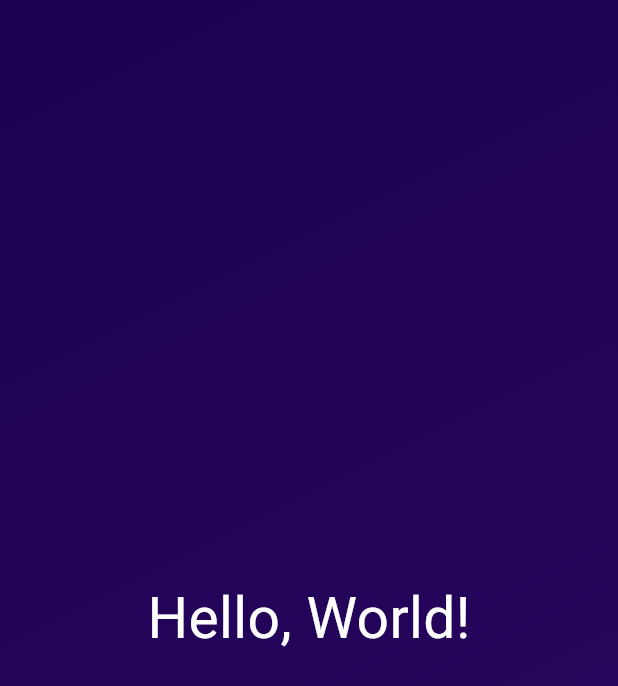
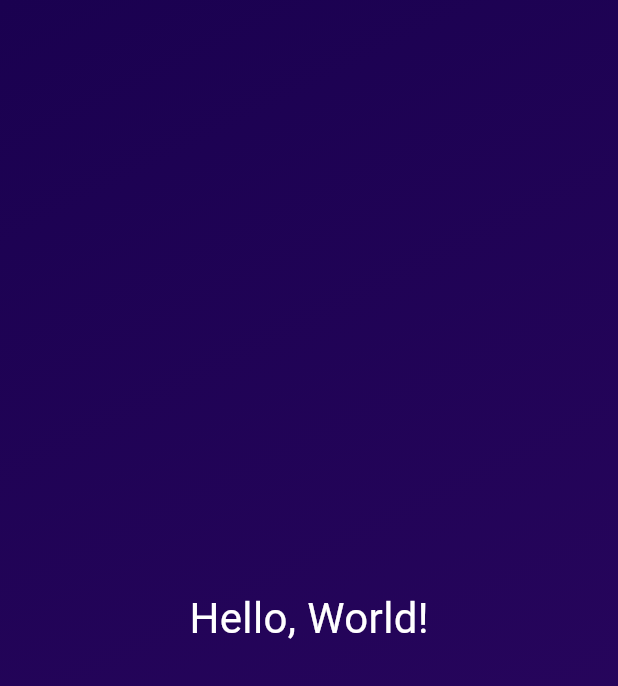
Before and after one commit to nehru35/Flutter-Dart---The-Complete-Guide-2023-Edition-, a Flutter app: the screen it shows after launch, on a phone screen of 412 x 824 dp. Shown: the top 686 px of the screen. Run offline on Flutter 3.47's test engine with Material 3 defaults, Android fonts, the phone set to English and light mode, and no system bars.

Commit message:
First exercise

```diff
--- /dev/null
+++ b/basics/lib/gradiente_container.dart
@@ -0,0 +1,24 @@
+import 'package:flutter/material.dart';
+import 'package:basics/style_text.dart';
+
+class GradienteContainer extends StatelessWidget {
+  const GradienteContainer({super.key});
+  @override
+  Widget build(context) {
+    return  Container(
+          decoration: const BoxDecoration(
+            gradient: LinearGradient(
+              colors: [
+                Color.fromARGB(255, 26, 1, 80),
+                Color.fromARGB(255, 45, 7, 98),
+              ],
+              begin: Alignment.topLeft,
+              end: Alignment.bottomRight,
+            )
+          ),
+          child: const Center(
+            child: StyleText(),
+          ),
+        );
+  }
+}
--- a/basics/lib/main.dart
+++ b/basics/lib/main.dart
@@ -1,38 +1,12 @@
 import 'package:flutter/material.dart';
+import 'package:basics/gradiente_container.dart';
 
 void main() {
   runApp(
-    MaterialApp(
+    const MaterialApp(
       home: Scaffold(
         body: GradienteContainer(),
       )
     )
   );
 }
-
-class GradienteContainer extends StatelessWidget {
-  @override
-  Widget build(context) {
-    return  Container(
-          decoration: const BoxDecoration(
-            gradient: LinearGradient(
-              colors: [
-                Color.fromARGB(255, 26, 1, 80),
-                Color.fromARGB(255, 45, 7, 98),
-              ],
-              begin: Alignment.topLeft,
-              end: Alignment.bottomRight,
-            )
-          ),
-          child: const Center(
-            child: Text(
-              'Hello, World!',
-              style: TextStyle(
-                color: Colors.white,
-                fontSize: 38,
-              ),
-              ),
-          ),
-        );
-  }
-}
--- /dev/null
+++ b/basics/lib/style_text.dart
@@ -0,0 +1,16 @@
+import 'package:flutter/material.dart';
+
+class StyleText extends StatelessWidget {
+  const StyleText({super.key});
+  @override
+
+  Widget build(context) {
+    return const Text(
+      'Hello, World!',
+      style: TextStyle(
+      color: Colors.white,
+      fontSize: 28,
+      ),
+    );
+  }
+}
```
